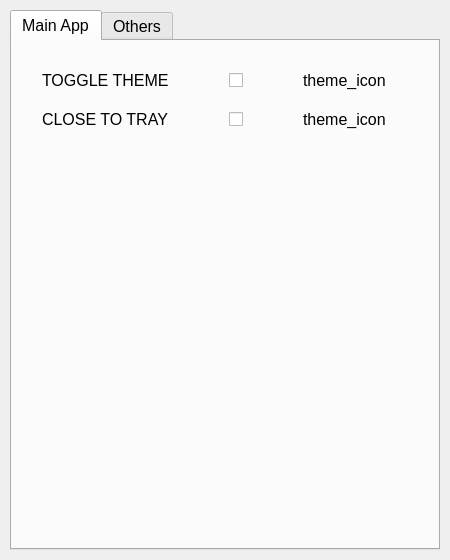
Old version of the form src/ui_files/settings.ui in the repository rakshith111/Time-Stack.
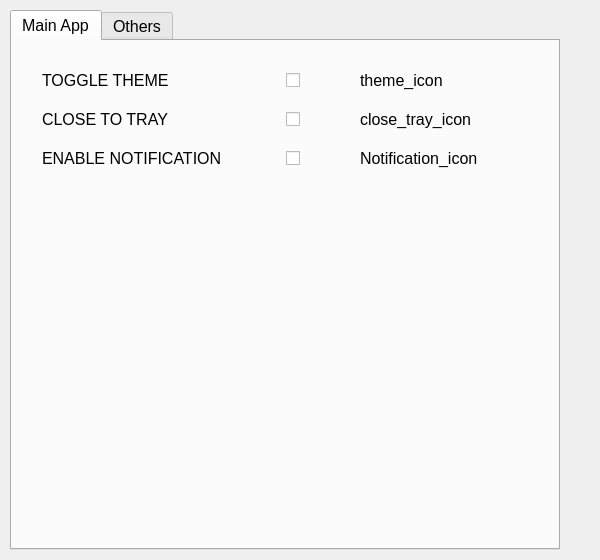
New version of the form.

Commit message: Add notification option update Icons and colors

Diff of the .ui file:
```diff
--- a/src/ui_files/settings.ui
+++ b/src/ui_files/settings.ui
@@ -6,19 +6,19 @@
    <rect>
     <x>0</x>
     <y>0</y>
-    <width>450</width>
+    <width>600</width>
     <height>560</height>
    </rect>
   </property>
   <property name="minimumSize">
    <size>
-    <width>450</width>
+    <width>600</width>
     <height>550</height>
    </size>
   </property>
   <property name="maximumSize">
    <size>
-    <width>460</width>
+    <width>600</width>
     <height>560</height>
    </size>
   </property>
@@ -38,13 +38,13 @@
     <rect>
      <x>10</x>
      <y>10</y>
-     <width>430</width>
+     <width>550</width>
      <height>540</height>
     </rect>
    </property>
    <property name="minimumSize">
     <size>
-     <width>430</width>
+     <width>550</width>
      <height>540</height>
     </size>
    </property>
@@ -66,11 +66,11 @@
       <rect>
        <x>10</x>
        <y>10</y>
-       <width>401</width>
+       <width>501</width>
        <height>481</height>
       </rect>
      </property>
-     <layout class="QGridLayout" name="main_app_layout" rowstretch="10,0">
+     <layout class="QGridLayout" name="main_app_layout" rowstretch="10,0,0">
       <property name="sizeConstraint">
        <enum>QLayout::SetFixedSize</enum>
       </property>
@@ -92,26 +92,6 @@
       <property name="verticalSpacing">
        <number>20</number>
       </property>
-      <item row="0" column="0">
-       <widget class="QLabel" name="theme_toggle_label">
-        <property name="text">
-         <string>TOGGLE THEME</string>
-        </property>
-       </widget>
-      </item>
-      <item row="1" column="2">
-       <widget class="QLabel" name="close_icon_placeholder">
-        <property name="layoutDirection">
-         <enum>Qt::RightToLeft</enum>
-        </property>
-        <property name="text">
-         <string>theme_icon</string>
-        </property>
-       </widget>
-      </item>
-      <item row="1" column="1">
-       <widget class="QCheckBox" name="close_to_tray_placeholder"/>
-      </item>
       <item row="0" column="1">
        <widget class="QCheckBox" name="theme_toggle_placeholder">
         <property name="layoutDirection">
@@ -122,6 +102,23 @@
         </property>
        </widget>
       </item>
+      <item row="1" column="2">
+       <widget class="QLabel" name="close_icon_placeholder">
+        <property name="layoutDirection">
+         <enum>Qt::LeftToRight</enum>
+        </property>
+        <property name="text">
+         <string>close_tray_icon</string>
+        </property>
+       </widget>
+      </item>
+      <item row="0" column="0">
+       <widget class="QLabel" name="theme_toggle_label">
+        <property name="text">
+         <string>TOGGLE THEME</string>
+        </property>
+       </widget>
+      </item>
       <item row="1" column="0">
        <widget class="QLabel" name="close_to_tray_label">
         <property name="text">
@@ -129,16 +126,39 @@
         </property>
        </widget>
       </item>
+      <item row="1" column="1">
+       <widget class="QCheckBox" name="close_to_tray_placeholder"/>
+      </item>
       <item row="0" column="2">
        <widget class="QLabel" name="theme_icon_placeholder">
         <property name="layoutDirection">
-         <enum>Qt::RightToLeft</enum>
+         <enum>Qt::LeftToRight</enum>
         </property>
         <property name="text">
          <string>theme_icon</string>
         </property>
        </widget>
       </item>
+      <item row="2" column="0">
+       <widget class="QLabel" name="notification_label">
+        <property name="text">
+         <string>ENABLE NOTIFICATION </string>
+        </property>
+       </widget>
+      </item>
+      <item row="2" column="1">
+       <widget class="QCheckBox" name="notification_placeholder"/>
+      </item>
+      <item row="2" column="2">
+       <widget class="QLabel" name="notification_icon_placeholder">
+        <property name="layoutDirection">
+         <enum>Qt::LeftToRight</enum>
+        </property>
+        <property name="text">
+         <string>Notification_icon</string>
+        </property>
+       </widget>
+      </item>
      </layout>
     </widget>
    </widget>
```
The commit also changes 15 other files.
